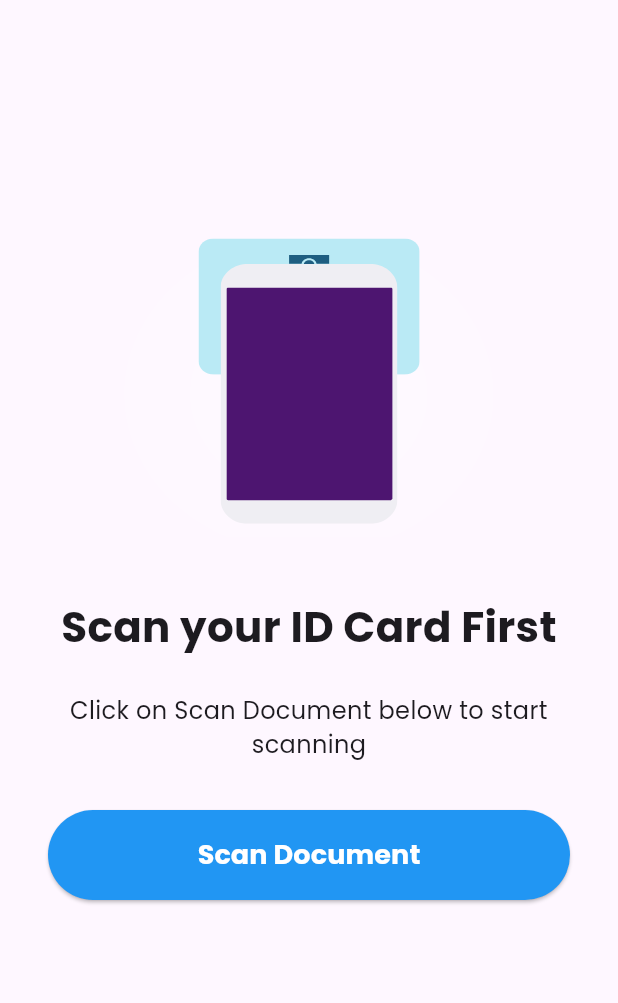
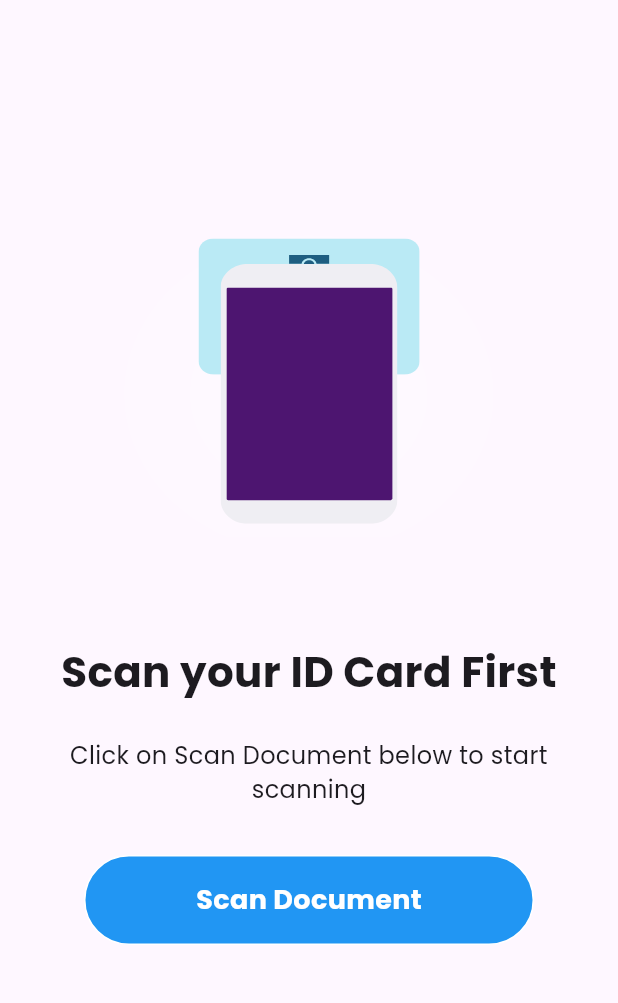
Before and after one commit to LesbatHaithem/ElectDZ-E-Voting-Dapp-, a Flutter app: the NfcApp screen opened directly, on a phone screen of 412 x 824 dp, the part 63-1066 px from its top. Run offline on Flutter 3.47's test engine with Material 3 defaults, Android fonts, the light colour scheme and no system bars; drawn by our look-alikes of showcaseview; our stand-ins replace animated_text_kit, carousel_slider, confetti, convert, flutter_svg, google_fonts and 6 more; missing offline and left inert: flutter_nfc_kit, qr_code_scanner, web3dart; accounts and stored records are empty.

Commit message:
Button light's up

```diff
--- a/lib/Back End/Confirm.dart
+++ b/lib/Back End/Confirm.dart
@@ -477,7 +477,9 @@ class _ConfirmState extends State<Confirm> {
                                                 builder: (BuildContext context) {
                                                   return Column(
                                                     children: [
-                                                      Container(
+                                                      Padding(
+                                                        padding: const EdgeInsets.all(10.0),
+                                                        child: Container(
                                                           width: 100,
                                                           height: 100,
                                                           decoration: BoxDecoration(
@@ -490,6 +492,7 @@ class _ConfirmState extends State<Confirm> {
                                                                   imageUrls[candidateIndex] = 'assets/placeholder.png';
                                                                 });
                                                               },
+                                                            ),
                                                           ),
                                                         ),
                                                       ),
--- a/lib/Back End/blockchain.dart
+++ b/lib/Back End/blockchain.dart
@@ -19,7 +19,7 @@ class Blockchain {
       contractAddr = prefs.getString("contract")
     });
     httpClient = new Client();
-    String apiUrl = "http://192.168.17.60:7545";
+    String apiUrl = "http://192.168.241.60:7545";
     ethClient = new Web3Client(apiUrl, httpClient);
     rootBundle.loadString("assets/abi.json").then((value) => {
       contract = loadContract(value),
--- a/lib/Front End/nfc_app.dart
+++ b/lib/Front End/nfc_app.dart
@@ -1,9 +1,8 @@
 import 'package:flutter/material.dart';
-import 'package:flutter/services.dart';
-import 'home_page.dart';
 import 'package:showcaseview/showcaseview.dart';
 import 'package:shared_preferences/shared_preferences.dart';
 import 'package:lottie/lottie.dart';
+import 'home_page.dart';
 
 class NfcApp extends StatefulWidget {
   const NfcApp({super.key});
@@ -14,6 +13,7 @@ class NfcApp extends StatefulWidget {
 
 class _NfcAppState extends State<NfcApp> {
   GlobalKey _scanButtonKey = GlobalKey();
+  bool _isPressed = false;
 
   @override
   void initState() {
@@ -34,6 +34,25 @@ class _NfcAppState extends State<NfcApp> {
     }
   }
 
+  void _handlePress() {
+    setState(() {
+      _isPressed = true;
+    });
+
+    Future.delayed(Duration(milliseconds: 300), () {
+      setState(() {
+        _isPressed = false;
+      });
+
+      Navigator.push(
+        context,
+        MaterialPageRoute(
+          builder: (context) => MrtdHomePage(),
+        ),
+      );
+    });
+  }
+
   @override
   Widget build(BuildContext context) {
     const double edgePadding = 32.0;
@@ -44,8 +63,6 @@ class _NfcAppState extends State<NfcApp> {
         preferredSize: Size.fromHeight(60.0),
         child: AppBar(
           backgroundColor: Theme.of(context).colorScheme.background,
-          //automaticallyImplyLeading: false,  // This prevents the AppBar from showing a back button
-
           title: Text(
             'ElectDZ',
             style: TextStyle(
@@ -70,7 +87,7 @@ class _NfcAppState extends State<NfcApp> {
               height: 300,
               fit: BoxFit.fill,
             ),
-            SizedBox(height: 40),
+            SizedBox(height: 70),
             Text(
               'Scan your ID Card First',
               textAlign: TextAlign.center,
@@ -93,23 +110,33 @@ class _NfcAppState extends State<NfcApp> {
             Showcase(
               key: _scanButtonKey,
               description: 'Tap here to scan your document',
-              child: SizedBox(
+              child: Stack(
+                alignment: Alignment.center,
+                children: [
+                  GestureDetector(
+                    onTap: _handlePress,
+                    child: AnimatedContainer(
+                      duration: Duration(milliseconds: 300),
+                      height: 60,
                       width: 300,
-                height: 60,
-                child: ElevatedButton(
-                  onPressed: () {
-                    Navigator.push(
-                      context,
-                      MaterialPageRoute(
-                        builder: (context) => MrtdHomePage(),
+                      decoration: BoxDecoration(
+                        color: Colors.blue,
+                        borderRadius: BorderRadius.circular(30),
+                        boxShadow: _isPressed
+                            ? [
+                          BoxShadow(
+                            color: Colors.blueAccent.withOpacity(0.5),
+                            spreadRadius: 20,
+                            blurRadius: 30,
+                          )
+                        ]
+                            : [],
+                        border: Border.all(
+                          color: Colors.white,
+                          width: 1,
                         ),
-                    );
-                  },
-                  style: ElevatedButton.styleFrom(
-                    backgroundColor: Colors.blue,
-                    shape: StadiumBorder(),
-                    padding: EdgeInsets.symmetric(vertical: 16, horizontal: 32),
                       ),
+                      child: Center(
                         child: Text(
                           'Scan Document',
                           style: TextStyle(
@@ -121,6 +148,9 @@ class _NfcAppState extends State<NfcApp> {
                       ),
                     ),
                   ),
+                ],
+              ),
+            ),
             SizedBox(height: edgePadding),
           ],
         ),
--- a/pubspec.yaml
+++ b/pubspec.yaml
@@ -62,7 +62,8 @@ dependencies:
   liquid_pull_to_refresh :
   flutter_staggered_grid_view: ^0.6.1
   carousel_slider: ^4.0.0
-  flutter_neumorphic: ^3.1.0
+  flutter_neumorphic: ^3.2.0
+  flutter_animated_button: ^2.0.3
 
 
 
```
Also changed, not shown: lib/Back End/qr.dart (+44 -64 lines), lib/Back End/splash.dart (+4 -4 lines), lib/Front End/finger_print.dart (+33 -9 lines), lib/main.dart (+67 -27 lines), pubspec.lock. Lines whose indentation alone changed are shown as unchanged.
